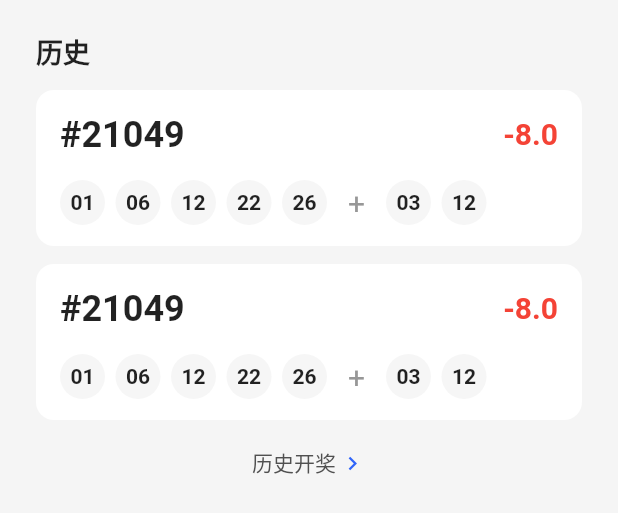
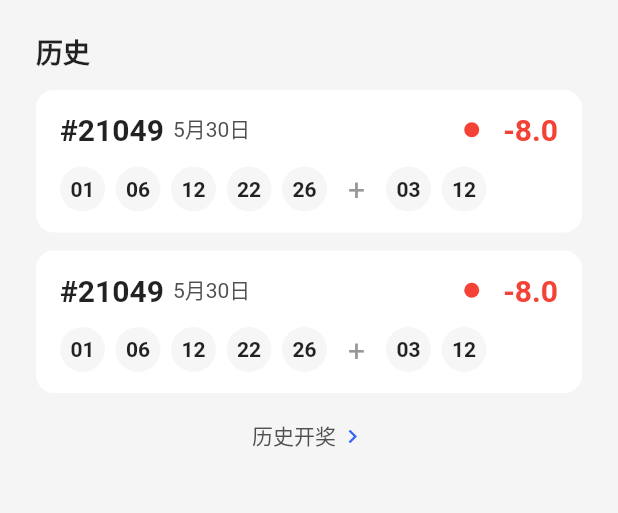
Before and after one commit to ShookLyngs/lyngs-donator, a Flutter app: the HistoryList widget shown alone on an empty page, opened directly, on a phone screen of 412 x 824 dp. Shown: the top 513 px of the screen. Run offline on Flutter 3.47's test engine with Material 2 defaults, Android fonts, the phone set to English and light mode, and no system bars; our stand-ins replace flutter_sticky_header, get.

Commit message:
update(page/home): updated styles.

```diff
--- a/lib/pages/home/history_list.dart
+++ b/lib/pages/home/history_list.dart
@@ -26,7 +26,10 @@ class HistoryList extends StatelessWidget {
           ],
         ),
 
-        ListMoreButton(text: '历史开奖'),
+        ListMoreButton(
+          text: '历史开奖',
+          onTap: () {},
+        ),
       ],
     );
   }
@@ -60,11 +63,18 @@ class HistoryListItem extends StatelessWidget {
               children: [
                 Text(
                   '#21049',
-                  style: Theme.of(context).textTheme.headline5!.copyWith(
+                  style: Theme.of(context).textTheme.headline6!.copyWith(
                     fontWeight: FontWeight.bold,
                   ),
                 ),
+                const SizedBox(width: 6),
+                const Text('5月30日'),
                 const Spacer(),
+                Dot(
+                  size: 10,
+                  color: statusColor,
+                ),
+                const SizedBox(width: 16),
                 Text(
                   '$amount',
                   style: TextStyle(
@@ -76,7 +86,7 @@ class HistoryListItem extends StatelessWidget {
               ],
             ),
           ),
-          const SizedBox(height: 16),
+          const SizedBox(height: 12),
           SizedBox(
             height: 30,
             child: ListView.separated(
--- a/lib/pages/home/home.dart
+++ b/lib/pages/home/home.dart
@@ -3,7 +3,7 @@ import 'dart:ui';
 import '../../main.dart';
 import 'checked_list.dart';
 import 'history_list.dart';
-import 'latest_award.dart';
+import 'today_actions.dart';
 import 'watching_list.dart';
 
 class HomePage extends StatelessWidget {
@@ -16,7 +16,7 @@ class HomePage extends StatelessWidget {
       slivers: [
         HomeAppBar(),
         HomeBody(children: [
-          LatestAward(),
+          TodayActions(),
           WatchingList(),
           CheckedList(),
           HistoryList(),
```
